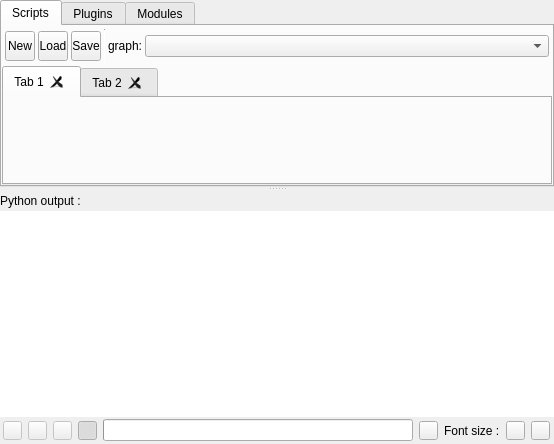
First picture: the form in library/talipot-python/designer/PythonIDE.ui, repository anlambert/tulip, before the edit.
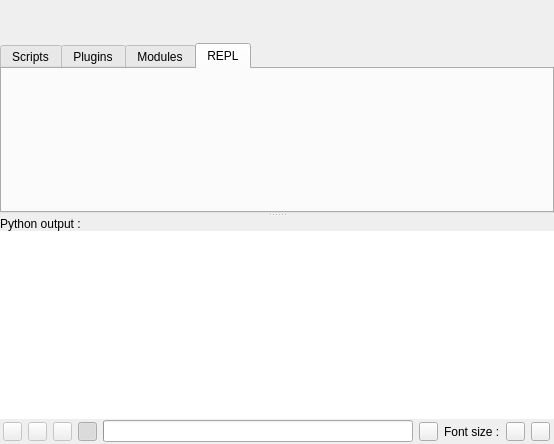
Second picture: the form after the edit. The open tabs and pages were chosen to show the change. Custom widgets are drawn as their Qt base class.

Diff of the .ui file:
```diff
--- a/library/talipot-python/designer/PythonIDE.ui
+++ b/library/talipot-python/designer/PythonIDE.ui
@@ -41,6 +41,9 @@
    <property name="bottomMargin">
     <number>0</number>
    </property>
+   <item>
+    <widget class="tlp::HeaderFrame" name="header" native="true"/>
+   </item>
    <item>
     <widget class="QSplitter" name="splitter">
      <property name="sizePolicy">
@@ -52,7 +55,7 @@
      <property name="orientation">
       <enum>Qt::Vertical</enum>
      </property>
-     <widget class="PythonTabWidget" name="tabWidget">
+     <widget class="QTabWidget" name="tabWidget">
       <property name="sizePolicy">
        <sizepolicy hsizetype="Preferred" vsizetype="Preferred">
         <horstretch>0</horstretch>
@@ -755,6 +758,31 @@
         </item>
        </layout>
       </widget>
+      <widget class="QWidget" name="replTab">
+       <attribute name="title">
+        <string>REPL</string>
+       </attribute>
+       <layout class="QVBoxLayout" name="verticalLayout_7">
+        <property name="spacing">
+         <number>0</number>
+        </property>
+        <property name="leftMargin">
+         <number>0</number>
+        </property>
+        <property name="topMargin">
+         <number>0</number>
+        </property>
+        <property name="rightMargin">
+         <number>0</number>
+        </property>
+        <property name="bottomMargin">
+         <number>0</number>
+        </property>
+        <item>
+         <widget class="tlp::PythonREPLWidget" name="replWidget" native="true"/>
+        </item>
+       </layout>
+      </widget>
      </widget>
      <widget class="QWidget" name="layoutWidget">
       <layout class="QVBoxLayout" name="verticalLayout_3">
@@ -814,13 +842,13 @@
      <property name="minimumSize">
       <size>
        <width>0</width>
-       <height>27</height>
+       <height>25</height>
       </size>
      </property>
      <property name="maximumSize">
       <size>
        <width>16777215</width>
-       <height>27</height>
+       <height>25</height>
       </size>
      </property>
      <property name="currentIndex">
@@ -1338,18 +1366,24 @@
    <header>talipot/TreeViewComboBox.h</header>
    <container>1</container>
   </customwidget>
-  <customwidget>
-   <class>PythonTabWidget</class>
-   <extends>QTabWidget</extends>
-   <header location="global">talipot/PythonTabWidget.h</header>
-   <container>1</container>
-  </customwidget>
   <customwidget>
    <class>tlp::PythonEditorsTabWidget</class>
    <extends>QTabWidget</extends>
    <header location="global">talipot/PythonEditorsTabWidget.h</header>
    <container>1</container>
   </customwidget>
+  <customwidget>
+   <class>tlp::HeaderFrame</class>
+   <extends>QWidget</extends>
+   <header location="global">talipot/HeaderFrame.h</header>
+   <container>1</container>
+  </customwidget>
+  <customwidget>
+   <class>tlp::PythonREPLWidget</class>
+   <extends>QWidget</extends>
+   <header location="global">talipot/PythonREPLWidget.h</header>
+   <container>1</container>
+  </customwidget>
  </customwidgets>
  <resources/>
  <connections/>
```
